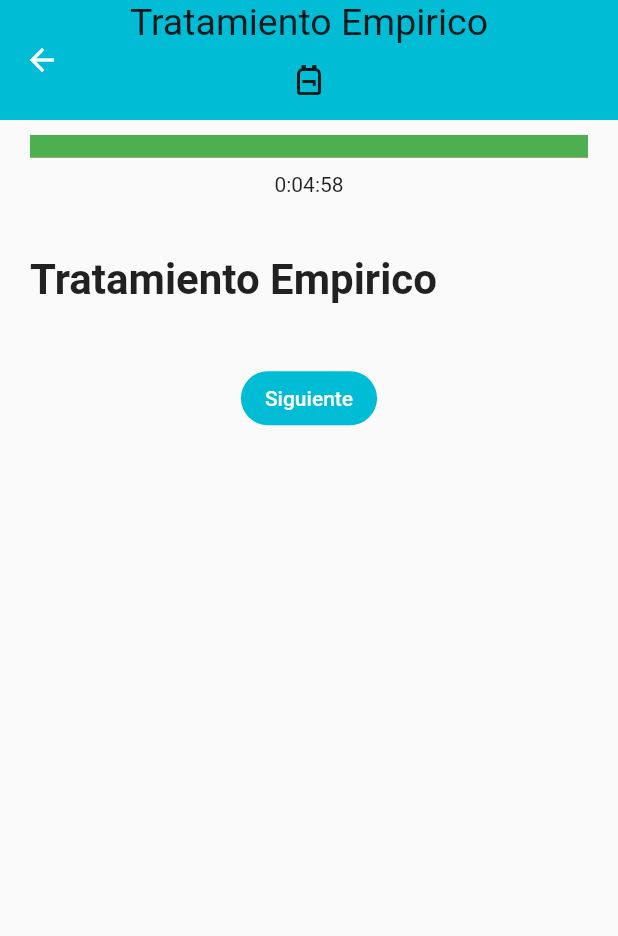
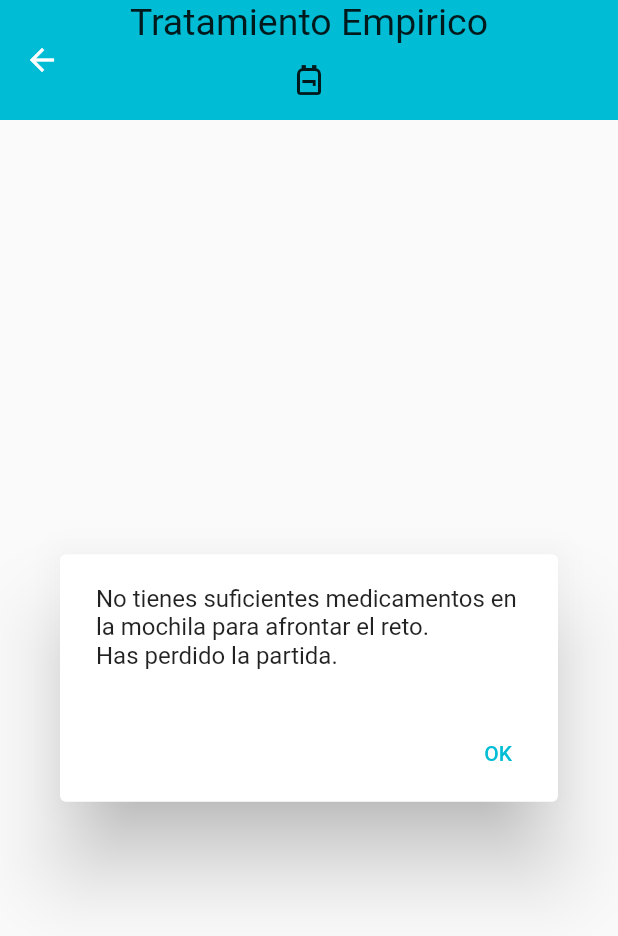
Before and after one commit to agarciaolalla/app_antibioticos_2, a Flutter app: the FirstTreatmentScreen screen opened by its route, on a phone screen of 412 x 824 dp. Shown: the top 936 px of the screen. Run offline on Flutter 3.47's test engine with Material 2 defaults, Android fonts, the phone set to English and light mode, and no system bars; drawn by our look-alikes of flutter_widget_from_html_core; network calls fail.

Commit message:
arreglados puntos y medicamentos

```diff
--- a/lib/screens/treatment/first_treatment.dart
+++ b/lib/screens/treatment/first_treatment.dart
@@ -21,6 +21,7 @@ class FirstTreatmentState extends State<FirstTreatmentScreen> {
   void initState() {
     super.initState();
     getTreatmentQuestion();
+    getTreatmentFeedback();
   }
 
   String question = "";
@@ -29,6 +30,7 @@ class FirstTreatmentState extends State<FirstTreatmentScreen> {
   List contadorItems = [];
   List valorSwitch = [];
   List medicamentosSuficientes = [];
+  List treatmentFeedback = [];
 
   bool copiar = false;
   bool notifyswitch = false;
@@ -53,12 +55,77 @@ class FirstTreatmentState extends State<FirstTreatmentScreen> {
     });
   }
 
+  Future getTreatmentFeedback() async {
+    List returnlista = [];
+    Map data;
+    http.Response response =
+        await http.get(Uri.parse(conexion1 + "/api/treatment_feedback"));
+    data = json.decode(response.body);
+
+    setState(() {
+      returnlista = data['treatment_feedback'];
+
+      for (var i = 0; i < returnlista.length; i++) {
+        if (returnlista[i]["idcaso"] == idcaso.toString()) {
+          treatmentFeedback.add(returnlista[i]);
+        }
+      }
+    });
+  }
+
   @override
   Widget build(BuildContext context) {
     for (var i = 0; i < mochilaSeleccionada.length; i++) {
       valorSwitch.add(false);
     }
-
+    if (mochilaVacia()) {
+      return Scaffold(
+          appBar: AppBar(
+            toolbarHeight: 80,
+            flexibleSpace: SafeArea(
+              child: Column(
+                children: [
+                  const Text(
+                    "Tratamiento Empirico",
+                    style: TextStyle(fontSize: 25),
+                  ),
+                  Row(
+                    mainAxisAlignment: MainAxisAlignment.center,
+                    children: [
+                      IconButton(
+                          icon: const Icon(Icons.backpack_outlined),
+                          onPressed: () {
+                            showDialog(
+                              context: context,
+                              builder: (BuildContext context) {
+                                return const BackpackDialog();
+                              },
+                            );
+                          }),
+                    ],
+                  ),
+                ],
+              ),
+            ),
+          ),
+          body: AlertDialog(
+            content: const Text(
+                'No tienes suficientes medicamentos en la mochila para afrontar el reto. \nHas perdido la partida.'),
+            actions: <Widget>[
+              TextButton(
+                onPressed: () {
+                  Navigator.push(
+                    context,
+                    MaterialPageRoute(
+                      builder: (context) => const LooseScreen(),
+                    ),
+                  );
+                },
+                child: const Text('OK'),
+              ),
+            ],
+          ));
+    } else {
       return Scaffold(
         appBar: AppBar(
           toolbarHeight: 80,
@@ -104,9 +171,14 @@ class FirstTreatmentState extends State<FirstTreatmentScreen> {
                   value: valorSwitch[index],
                   onChanged: notifyswitch
                       ? null
-                      : (value) => setState(() {
+                      : (value) {
+                          setState(
+                            () {
                               valorSwitch[index] = value;
-                          }));
+                            },
+                          );
+                        },
+                );
               },
             ),
             ElevatedButton(
@@ -122,6 +194,19 @@ class FirstTreatmentState extends State<FirstTreatmentScreen> {
                       builder: (BuildContext context) => AlertDialog(
                             content: const Text(
                                 'Debes seleccionar al menos un medicamento.'),
+                            actions: <Widget>[
+                              TextButton(
+                                onPressed: () => Navigator.pop(context, 'OK'),
+                                child: const Text('OK'),
+                              ),
+                            ],
+                          ));
+                } else if (!suficientesMedicamentos()) {
+                  showDialog<String>(
+                      context: context,
+                      builder: (BuildContext context) => AlertDialog(
+                            content: const Text(
+                                'No hay cantidad suficiente de uno de los medicamentos seleccionados. Compruebe su seleccion'),
                             actions: <Widget>[
                               TextButton(
                                 onPressed: () => Navigator.pop(context, 'OK'),
@@ -151,3 +236,53 @@ class FirstTreatmentState extends State<FirstTreatmentScreen> {
       );
     }
   }
+
+  /*Metodo para comprobar si en la mochila hay suficientes medicamentos para cubir lo solicitado
+  * True = Hay suficientes. False = No hay suficientes.
+  */
+  bool suficientesMedicamentos() {
+    bool suficientes = true;
+
+    for (int i = 0; i < mochilaSeleccionada.length; i++) {
+      for (int j = 0; j < treatmentFeedback.length; j++) {
+        if (mochilaSeleccionada[i]["antibiotico"] ==
+                treatmentFeedback[j]["antibiotico"] &&
+            int.parse(mochilaSeleccionada[i]["dias"]) <
+                int.parse(treatmentFeedback[j]["dias"])) {
+          suficientes = false;
+        }
+      }
+    }
+    return suficientes;
+  }
+
+  /*Metodo para comprobar si hay medicamentos suficientes de al menos uno de ellos para poder continuar o game over
+  * True = insuficientes & game over. False = Suficientes & continua el juego
+  */
+  bool mochilaVacia() {
+    bool vacia = true;
+    //false = insuficiente, true = suficiente
+    List<bool> comprobacion = [];
+
+    for (int i = 0; i < mochilaSeleccionada.length; i++) {
+      for (int j = 0; j < treatmentFeedback.length; j++) {
+        if (mochilaSeleccionada[i]["antibiotico"] ==
+            treatmentFeedback[j]["antibiotico"]) {
+          if (int.parse(mochilaSeleccionada[i]["dias"]) <
+              int.parse(treatmentFeedback[j]["dias"])) {
+            comprobacion.add(false);
+          } else {
+            comprobacion.add(true);
+          }
+        }
+      }
+    }
+    //Si hay un caso en el que es true si que hay suficientes por lo que no esta vacia la mochila.
+    for (int i = 0; i < comprobacion.length; i++) {
+      if (comprobacion[i]) {
+        vacia = false;
+      }
+    }
+    return vacia;
+  }
+}
```
Also changed, not shown: lib/screens/loose_screen.dart (+24 -9 lines), 1 other file. Lines whose indentation alone changed are shown as unchanged.
